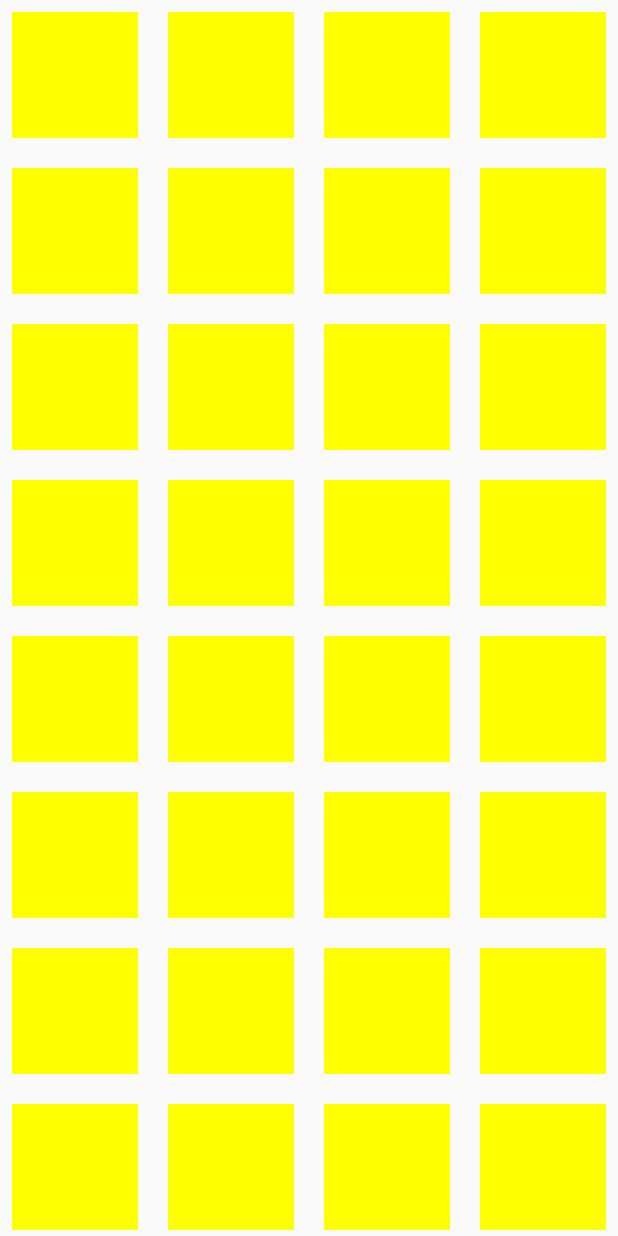
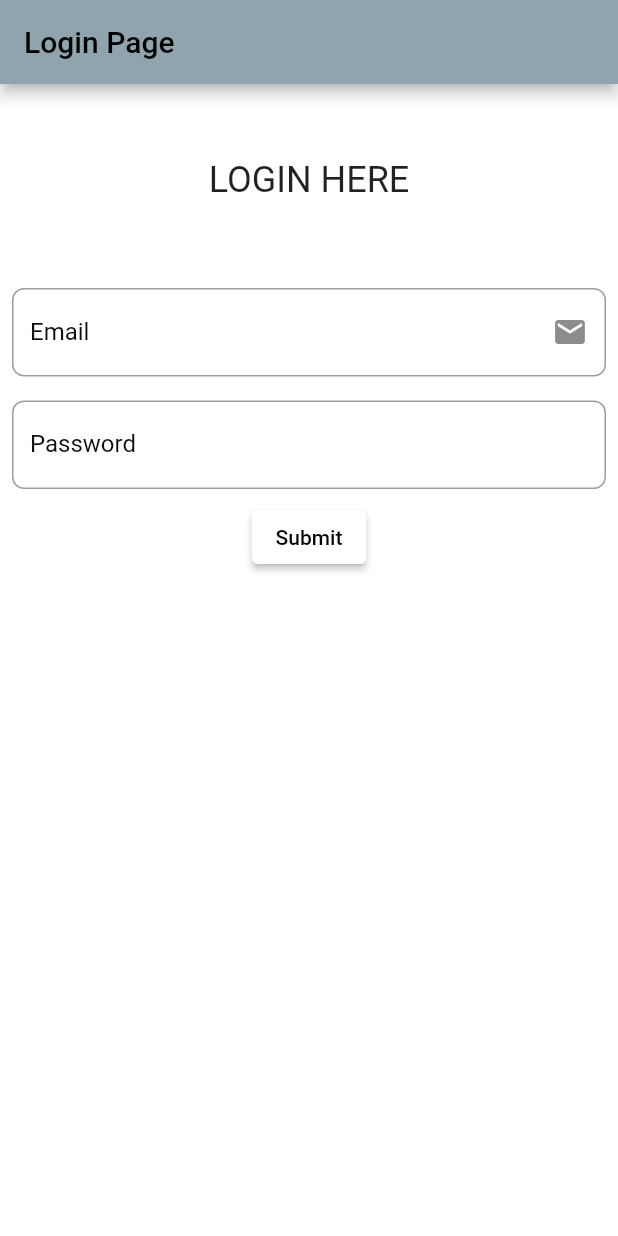
Before and after one commit to Darkethic06/Flutter-2022, a Flutter app: the screen it shows after launch, on a phone screen of 412 x 824 dp. Run offline on Flutter 3.47's test engine with Material 2 defaults, Android fonts, the phone set to English and light mode, and no system bars; our stand-ins replace carousel_slider.

Commit message:
Added Code of class 19.05.2022

```diff
--- a/lib/main.dart
+++ b/lib/main.dart
@@ -1,6 +1,9 @@
+
+import 'package:app1/utils/ownColor.dart';
 import 'package:app1/views/gridpage.dart';
 import 'package:app1/views/homepage.dart';
 import 'package:app1/views/list.dart';
+import 'package:app1/views/loginPage.dart';
 import 'package:app1/views/timeline.dart';
 import 'package:flutter/material.dart';
 
@@ -17,9 +20,10 @@ class MyApp extends StatelessWidget {
     return MaterialApp(
       title: 'MyFirst App',
       theme: ThemeData(
-        primarySwatch: Colors.blue,
+        primarySwatch: white,
+        // primaryColor: Colors.white
       ),
-      home: const MyGrid(),
+      home: const LoginPage(),
       debugShowCheckedModeBanner: false,
     );
   }
--- /dev/null
+++ b/lib/utils/ownColor.dart
@@ -0,0 +1,18 @@
+// We are assigning a CUSTOM MATERIAL COLOR
+
+import 'package:flutter/material.dart';
+
+MaterialColor white = MaterialColor(0xFFFFFFFF,
+<int,Color>{
+  50: Color(0xFFFFFFFF),
+  100:Color(0xFFFFFFFF),
+  200:Color(0xFFFFFFFF),
+  300:Color(0xFFFFFFFF),
+  400:Color(0xFFFFFFFF),
+  500:Color(0xFFFFFFFF),
+  600:Color(0xFFFFFFFF),
+  700:Color(0xFFFFFFFF),
+  800:Color(0xFFFFFFFF),
+  900:Color(0xFFFFFFFF),
+}
+);
--- /dev/null
+++ b/lib/views/loginPage.dart
@@ -0,0 +1,104 @@
+import 'package:flutter/material.dart';
+
+class LoginPage extends StatefulWidget {
+  const LoginPage({Key? key}) : super(key: key);
+
+  @override
+  State<LoginPage> createState() => _LoginPageState();
+}
+
+class _LoginPageState extends State<LoginPage> {
+  TextEditingController emailController = TextEditingController();
+  TextEditingController passController = TextEditingController();
+  @override
+  Widget build(BuildContext context) {
+    return Scaffold(
+      appBar: AppBar(
+        title: Text("Login Page"),
+        // foregroundColor: Colors.white,
+        backgroundColor: Colors.blueGrey[300],
+        shadowColor: Color.fromARGB(255, 0, 0, 0),
+        // elevation: 0,
+      ),
+      body: Container(
+        color: Colors.white,
+        child: Column(
+          children: [
+            SizedBox(
+              height: 50,
+            ),
+            Text(
+              "LOGIN HERE",
+              textAlign: TextAlign.center,
+              style: TextStyle(fontSize: 24),
+            ),
+            SizedBox(
+              height: 50,
+            ),
+            Padding(
+              padding: const EdgeInsets.all(8.0),
+              child: TextField(
+                controller: emailController,
+                // maxLength: 8,
+                keyboardType: TextInputType.emailAddress,
+                // maxLines: 4,
+                decoration: InputDecoration(
+                    // prefixIcon:Icon(Icons.mail),
+                    suffixIcon: Icon(Icons.mail),
+                    labelText: "Email",
+                    labelStyle: TextStyle(
+
+                        // this is for hexadecimal color code
+                        // color: Color(0xFFFFFFFF)
+                        color: Color.fromARGB(255, 13, 14, 13)),
+                    focusedBorder: OutlineInputBorder(
+                      borderSide: BorderSide(
+                        color: Color.fromARGB(255, 182, 247, 3),
+                        width: 2,
+                      ),
+                    ),
+                    border: OutlineInputBorder(
+                        borderSide: BorderSide(
+                          color: Colors.black,
+                          width: 2,
+                        ),
+                        borderRadius: BorderRadius.circular(8))),
+              ),
+            ),
+            Padding(
+              padding: const EdgeInsets.all(8.0),
+              child: TextField(
+                controller: passController,
+                // maxLength: 8,
+                obscureText: true,
+                // maxLines: 4,
+                decoration: InputDecoration(
+                    labelText: "Password",
+                    labelStyle: TextStyle(
+                        // this is for hexadecimal color code
+                        // color: Color(0xFFFFFFFF)
+                        color: Color.fromARGB(255, 13, 14, 13)),
+                    focusedBorder: OutlineInputBorder(
+                      borderSide: BorderSide(
+                        color: Color.fromARGB(255, 182, 247, 3),
+                        width: 2,
+                      ),
+                    ),
+                    border: OutlineInputBorder(
+                        borderSide: BorderSide(
+                          color: Colors.black,
+                          width: 2,
+                        ),
+                        borderRadius: BorderRadius.circular(8))),
+              ),
+            ),
+            ElevatedButton(onPressed: () {
+print(emailController.text);
+print(passController.text);
+            }, child: Text("Submit"))
+          ],
+        ),
+      ),
+    );
+  }
+}
```
